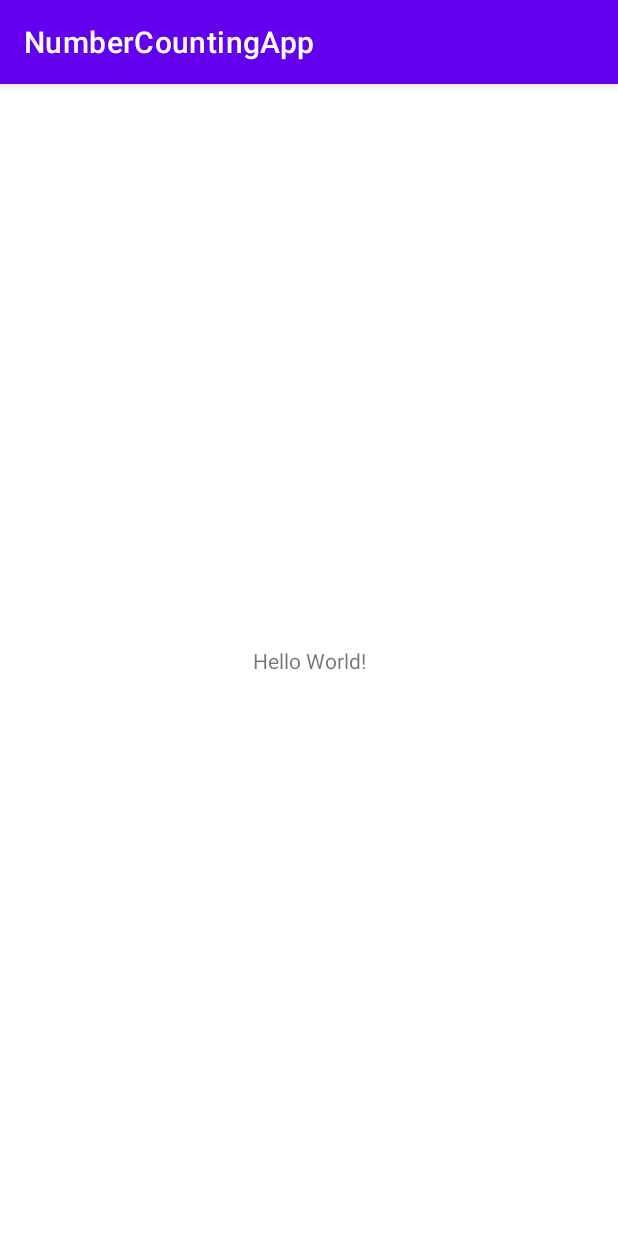
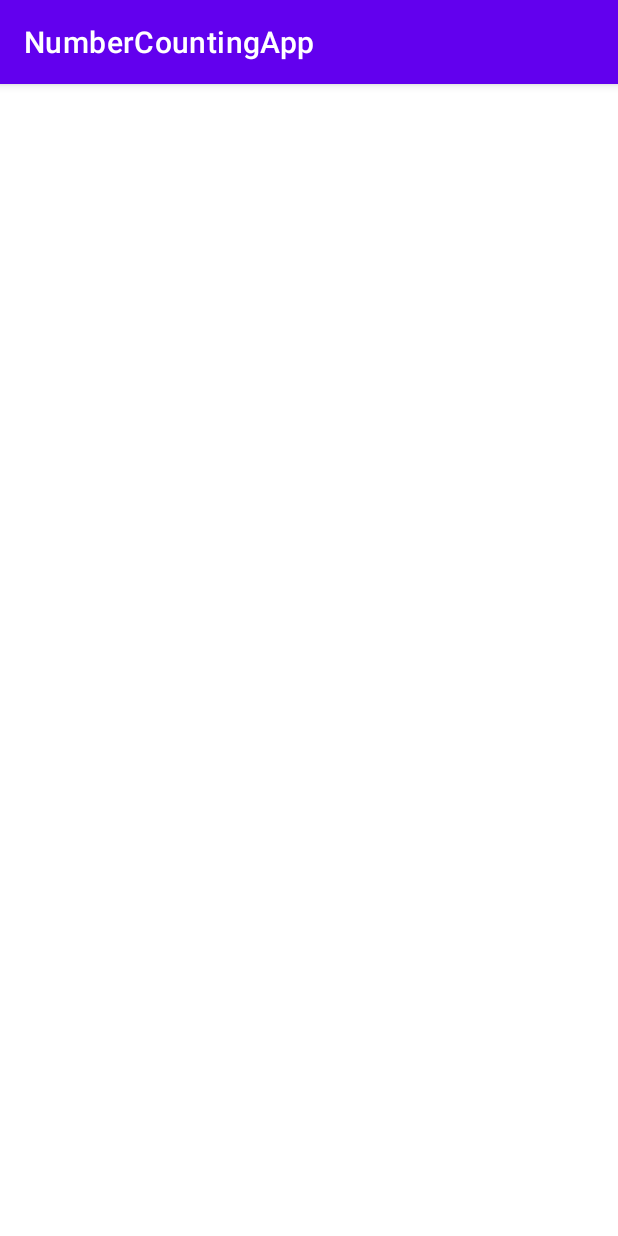
Before and after one commit to poiuyreq0/NumberCountingApp, an Android app: the screen it shows after launch (MainActivity), on a phone screen of 412 x 824 dp. Run offline under Robolectric (Android 15) with nearby library versions, the phone set to English and light mode, and no system bars.

Commit message:
project init

```diff
--- a/app/src/main/res/layout/activity_main.xml
+++ b/app/src/main/res/layout/activity_main.xml
@@ -1,18 +1,11 @@
 <?xml version="1.0" encoding="utf-8"?>
-<androidx.constraintlayout.widget.ConstraintLayout xmlns:android="http://schemas.android.com/apk/res/android"
+<LinearLayout xmlns:android="http://schemas.android.com/apk/res/android"
     xmlns:app="http://schemas.android.com/apk/res-auto"
     xmlns:tools="http://schemas.android.com/tools"
     android:layout_width="match_parent"
     android:layout_height="match_parent"
     tools:context=".MainActivity">
 
-    <TextView
-        android:layout_width="wrap_content"
-        android:layout_height="wrap_content"
-        android:text="Hello World!"
-        app:layout_constraintBottom_toBottomOf="parent"
-        app:layout_constraintEnd_toEndOf="parent"
-        app:layout_constraintStart_toStartOf="parent"
-        app:layout_constraintTop_toTopOf="parent" />
 
-</androidx.constraintlayout.widget.ConstraintLayout>
+
+</LinearLayout>
```
